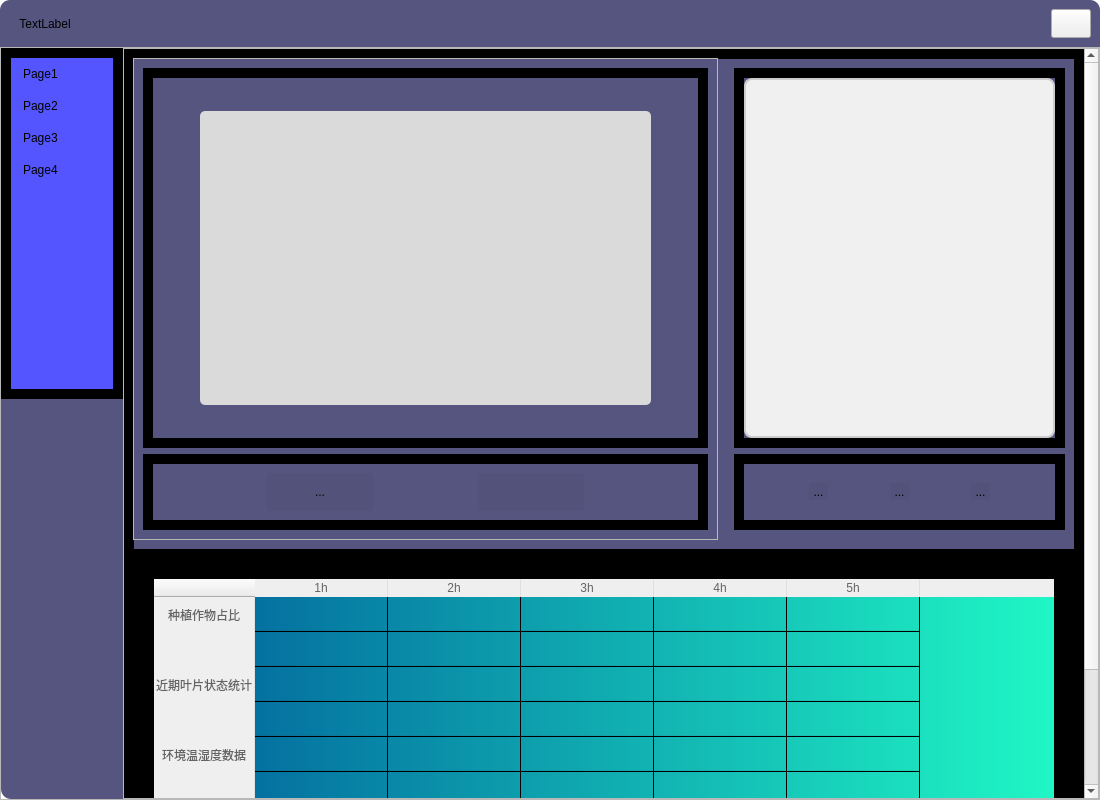
Qt form 上位机/PC/UI.ui (Akuma55532/project10_14) before a commit.
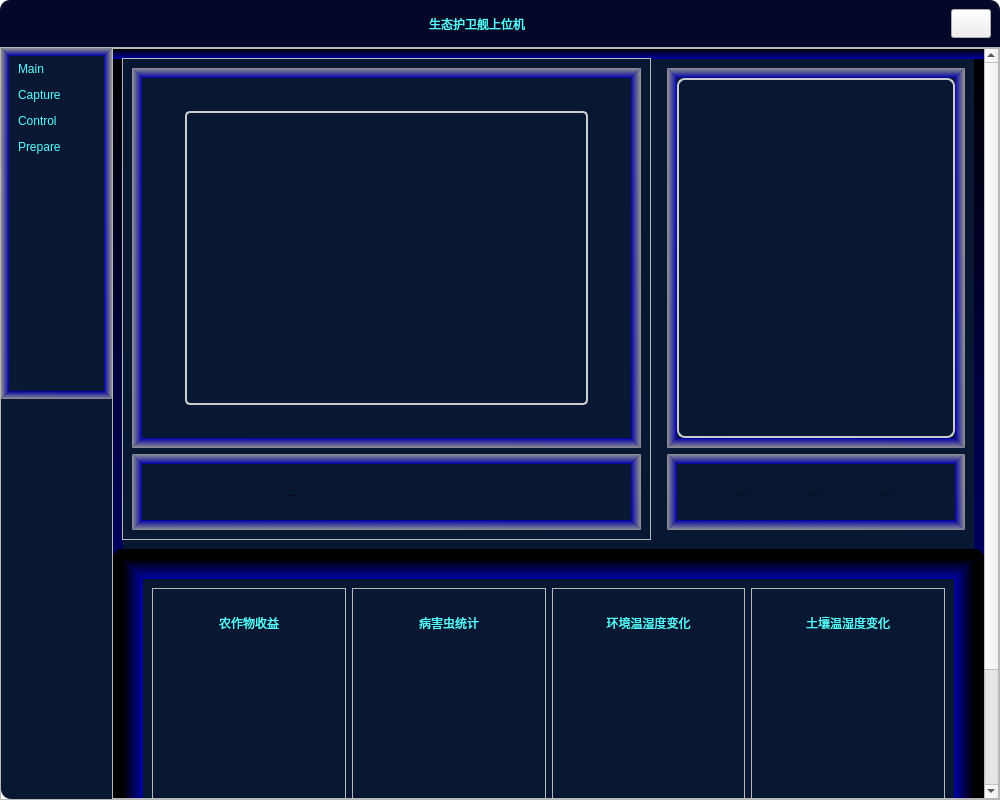
The same form after that commit. The open tabs and pages were chosen to show the change. Icons and pictures are not drawn.

Diff of the .ui file:
```diff
--- a/上位机/PC/UI.ui
+++ b/上位机/PC/UI.ui
@@ -9,7 +9,7 @@
    <rect>
     <x>0</x>
     <y>0</y>
-    <width>1100</width>
+    <width>1000</width>
     <height>800</height>
    </rect>
   </property>
@@ -21,13 +21,13 @@
   </property>
   <property name="minimumSize">
    <size>
-    <width>1100</width>
+    <width>1000</width>
     <height>800</height>
    </size>
   </property>
   <property name="maximumSize">
    <size>
-    <width>1100</width>
+    <width>1000</width>
     <height>800</height>
    </size>
   </property>
@@ -43,7 +43,7 @@
 border-bottom-left-radius:10px;
 }</string>
   </property>
-  <layout class="QVBoxLayout" name="verticalLayout" stretch="1,20">
+  <layout class="QVBoxLayout" name="verticalLayout" stretch="0,20">
    <property name="spacing">
     <number>0</number>
    </property>
@@ -64,7 +64,13 @@
      <property name="styleSheet">
       <string notr="true">QFrame{
 	
-	background-color: rgb(85, 85, 127);
+	
+	
+	
+	
+	
+	
+	background-color:#030829;
 border-top-left-radius:10px;
 border-top-right-radius:10px;
 border-bottom-right-radius:0px;
@@ -77,7 +83,7 @@
      <property name="frameShadow">
       <enum>QFrame::Raised</enum>
      </property>
-     <layout class="QHBoxLayout" name="horizontalLayout_4" stretch="1,1,100,0">
+     <layout class="QHBoxLayout" name="horizontalLayout_4" stretch="1,1,1,0">
       <item>
        <spacer name="horizontalSpacer">
         <property name="orientation">
@@ -95,11 +101,16 @@
        <widget class="QLabel" name="Label_time">
         <property name="styleSheet">
          <string notr="true">QLabel#Label_time{
-	font: 9pt &quot;Lucida Handwriting&quot;;
+	
+	font: 12pt &quot;微软雅黑&quot;;
+	
+	
+	
+	color: rgb(85, 255, 255);
 }</string>
         </property>
         <property name="text">
-         <string>TextLabel</string>
+         <string>生态护卫舰上位机</string>
         </property>
         <property name="alignment">
          <set>Qt::AlignCenter</set>
@@ -121,6 +132,12 @@
       </item>
       <item>
        <widget class="QPushButton" name="Button_delete">
+        <property name="sizePolicy">
+         <sizepolicy hsizetype="Preferred" vsizetype="Fixed">
+          <horstretch>0</horstretch>
+          <verstretch>0</verstretch>
+         </sizepolicy>
+        </property>
         <property name="minimumSize">
          <size>
           <width>33</width>
@@ -214,7 +231,16 @@
           <property name="styleSheet">
            <string notr="true">QFrame#Frame_changeForm{ 
 	
-	background-color: rgb(85, 85, 127);
+	
+	background-color: #081832;
+border-top-color: qlineargradient(spread:pad, x1:0, y1:0, x2:0, y2:1, stop:0 rgba(146, 146, 146, 255), stop:1 rgba(0, 0, 166, 255));
+	
+	border-bottom-color: qlineargradient(spread:pad, x1:0, y1:1, x2:0.0284091, y2:0, stop:0 rgba(146, 146, 146, 255), stop:1 rgba(0, 0, 166, 255));
+
+	
+	border-right-color: qlineargradient(spread:pad, x1:1, y1:0.931818, x2:0, y2:1, stop:0 rgba(146, 146, 146, 255), stop:1 rgba(0, 0, 166, 255));
+
+	border-left-color: qlineargradient(spread:pad, x1:0, y1:0.977273, x2:1, y2:1, stop:0 rgba(146, 146, 146, 255), stop:1 rgba(0, 0, 166, 255));
 	border-top-left-radius:0px;
 	border-top-right-radius:0px;
 	border-bottom-right-radius:0px;
@@ -256,20 +282,28 @@
              </property>
              <property name="styleSheet">
               <string notr="true">QListWidget {
-	border: 10px solid;
+	border: 8px solid;
 	
-	background-color: rgb(85, 85, 255);
+	background-color: #081832;
 	
-	font: 12pt &quot;Lucida Handwriting&quot;;
-	border-top-color: qlineargradient(spread:pad, x1:0, y1:0.091, x2:0, y2:1, stop:0 rgba(85, 85, 255， 255), stop:1 rgba(255, 255, 255, 255));
-	border-left-color: qlineargradient(spread:pad, x1:0, y1:0, x2:1, y2:0.017, stop:0 rgba(85, 85, 255， 255), stop:1 rgba(255, 255, 255, 255));
-	border-right-color: qlineargradient(spread:pad, x1:1, y1:0, x2:0, y2:0, stop:0 rgba(85, 85, 255， 255), stop:1 rgba(255, 255, 255, 255));
-	border-bottom-color: qlineargradient(spread:pad, x1:0, y1:1, x2:0, y2:0, stop:0 rgba(85, 85, 255， 255), stop:1 rgba(255, 255, 255, 255));
+	color: rgb(85, 255, 255);
+	
+	font: 12pt &quot;微软雅黑&quot;;
+	
+	
+	border-top-color: qlineargradient(spread:pad, x1:0, y1:0, x2:0, y2:1, stop:0 rgba(146, 146, 146, 255), stop:1 rgba(0, 0, 166, 255));
+	
+	border-bottom-color: qlineargradient(spread:pad, x1:0, y1:1, x2:0.0284091, y2:0, stop:0 rgba(146, 146, 146, 255), stop:1 rgba(0, 0, 166, 255));
+
+	
+	border-right-color: qlineargradient(spread:pad, x1:1, y1:0.931818, x2:0, y2:1, stop:0 rgba(146, 146, 146, 255), stop:1 rgba(0, 0, 166, 255));
+
+	border-left-color: qlineargradient(spread:pad, x1:0, y1:0.977273, x2:1, y2:1, stop:0 rgba(146, 146, 146, 255), stop:1 rgba(0, 0, 166, 255));
 	
 }
 QListView::item{
 	background-color: transparent;
-	padding:9px;
+	padding:6px;
 }
 QListView::item:hover {
 	background-color: rgb(230, 230, 230);
@@ -282,7 +316,7 @@
              </property>
              <item>
               <property name="text">
-               <string>Page1</string>
+               <string>Main</string>
               </property>
               <property name="icon">
                <iconset resource="resource.qrc">
@@ -291,7 +325,7 @@
              </item>
              <item>
               <property name="text">
-               <string>Page2</string>
+               <string>Capture</string>
               </property>
               <property name="icon">
                <iconset resource="resource.qrc">
@@ -300,7 +334,7 @@
              </item>
              <item>
               <property name="text">
-               <string>Page3</string>
+               <string>Control</string>
               </property>
               <property name="icon">
                <iconset resource="resource.qrc">
@@ -309,7 +343,7 @@
              </item>
              <item>
               <property name="text">
-               <string>Page4</string>
+               <string>Prepare</string>
               </property>
               <property name="icon">
                <iconset resource="resource.qrc">
@@ -374,28 +408,28 @@
 }
 QWidget#page_1{ 
 	
-	background-color: rgb(85, 85, 127);
+	background-color: #081832;
 	border-top-left-radius:0px;
 	border-top-right-radius:0px;
 	border-bottom-right-radius:10px;
 	border-bottom-left-radius:10px;
 }
 QWidget#page_2{ 
-	background-color: rgb(85, 85, 127);
+	background-color: #081832;
 	border-top-left-radius:0px;
 	border-top-right-radius:0px;
 	border-bottom-right-radius:10px;
 	border-bottom-left-radius:10px;
 }
 QWidget#page_3{ 
-	background-color: rgb(85, 85, 127);
+	background-color: #081832;
 	border-top-left-radius:0px;
 	border-top-right-radius:0px;
 	border-bottom-right-radius:10px;
 	border-bottom-left-radius:10px;
 }
 QWidget#page_4{ 
-	background-color: rgb(85, 85, 127);
+	background-color: #081832;
 	border-top-left-radius:0px;
 	border-top-right-radius:0px;
 	border-bottom-right-radius:10px;
@@ -453,19 +487,18 @@
                    <rect>
                     <x>0</x>
                     <y>0</y>
-                    <width>955</width>
-                    <height>890</height>
+                    <width>1150</width>
+                    <height>1147</height>
                    </rect>
                   </property>
                   <property name="styleSheet">
                    <string notr="true">QWidget#scroll_Page1 {
 	
-	background-color: rgb(85, 85, 127);
+	
+	background-color: #081832;;
 	border: 10px solid;
-	border-top-color: qlineargradient(spread:pad, x1:0, y1:0.091, x2:0, y2:1, stop:0 rgba(85, 85, 255， 255), stop:1 rgba(255, 255, 255, 255));
-	border-left-color: qlineargradient(spread:pad, x1:0, y1:0, x2:1, y2:0.017, stop:0 rgba(85, 85, 255， 255), stop:1 rgba(255, 255, 255, 255));
-	border-right-color: qlineargradient(spread:pad, x1:1, y1:0, x2:0, y2:0, stop:0 rgba(85, 85, 255， 255), stop:1 rgba(255, 255, 255, 255));
-	border-bottom-color: qlineargradient(spread:pad, x1:0, y1:1, x2:0, y2:0, stop:0 rgba(85, 85, 255， 255), stop:1 rgba(255, 255, 255, 255));
+	
+	border-color: qlineargradient(spread:pad, x1:0, y1:0, x2:0, y2:1, stop:0 rgba(0, 0, 0, 255), stop:1 rgba(0, 0, 166, 255));
 }</string>
                   </property>
                   <layout class="QVBoxLayout" name="verticalLayout_3">
@@ -525,12 +558,17 @@
                             <string notr="true">QFrame#frame_3{
 	border: 10px solid;
 	
-	border-top-color: qlineargradient(spread:pad, x1:0, y1:1, x2:0, y2:0, stop:0 rgba(85, 85, 255， 255), stop:1 rgba(255, 255, 255, 255));
 	
+ background-color: #081832;;
+
+	border-top-color: qlineargradient(spread:pad, x1:0, y1:0, x2:0, y2:1, stop:0 rgba(146, 146, 146, 255), stop:1 rgba(0, 0, 166, 255));
 	
-	border-right-color: qlineargradient(spread:pad, x1:0, y1:0, x2:1, y2:0.017, stop:0 rgba(85, 85, 255， 255), stop:1 rgba(255, 255, 255, 255));
-	border-left-color: qlineargradient(spread:pad, x1:1, y1:0, x2:0, y2:0, stop:0 rgba(85, 85, 255， 255), stop:1 rgba(255, 255, 255, 255));
-	border-bottom-color: qlineargradient(spread:pad, x1:0, y1:0.091, x2:0, y2:1, stop:0 rgba(85, 85, 255， 255), stop:1 rgba(255, 255, 255, 255));
+	border-bottom-color: qlineargradient(spread:pad, x1:0, y1:1, x2:0.0284091, y2:0, stop:0 rgba(146, 146, 146, 255), stop:1 rgba(0, 0, 166, 255));
+
+	
+	border-right-color: qlineargradient(spread:pad, x1:1, y1:0.931818, x2:0, y2:1, stop:0 rgba(146, 146, 146, 255), stop:1 rgba(0, 0, 166, 255));
+
+	border-left-color: qlineargradient(spread:pad, x1:0, y1:0.977273, x2:1, y2:1, stop:0 rgba(146, 146, 146, 255), stop:1 rgba(0, 0, 166, 255));
 
 }</string>
                            </property>
@@ -584,7 +622,10 @@
                              <widget class="QLabel" name="Label_camera">
                               <property name="styleSheet">
                                <string notr="true">QLabel#Label_camera{
-	background-color: rgb(218, 218, 218);
+	background-color: #081832;
+/* 边框 */
+    border: 2px solid #cccccc; /* 灰色边框，宽度2px */
+    border-radius: 8px;        /* 圆角边框，半径8px */
 	border-top-left-radius:5px;
 	border-top-right-radius:5px;
 	border-bottom-right-radius:5px;
@@ -621,12 +662,15 @@
                             <string notr="true">QFrame#frame_4{
 	border: 10px solid;
 	
-	border-top-color: qlineargradient(spread:pad, x1:0, y1:1, x2:0, y2:0, stop:0 rgba(85, 85, 255， 255), stop:1 rgba(255, 255, 255, 255));
+	background-color: #081832;
+	border-top-color: qlineargradient(spread:pad, x1:0, y1:0, x2:0, y2:1, stop:0 rgba(146, 146, 146, 255), stop:1 rgba(0, 0, 166, 255));
 	
+	border-bottom-color: qlineargradient(spread:pad, x1:0, y1:1, x2:0.0284091, y2:0, stop:0 rgba(146, 146, 146, 255), stop:1 rgba(0, 0, 166, 255));
+
 	
-	border-right-color: qlineargradient(spread:pad, x1:0, y1:0, x2:1, y2:0.017, stop:0 rgba(85, 85, 255， 255), stop:1 rgba(255, 255, 255, 255));
-	border-left-color: qlineargradient(spread:pad, x1:1, y1:0, x2:0, y2:0, stop:0 rgba(85, 85, 255， 255), stop:1 rgba(255, 255, 255, 255));
-	border-bottom-color: qlineargradient(spread:pad, x1:0, y1:0.091, x2:0, y2:1, stop:0 rgba(85, 85, 255， 255), stop:1 rgba(255, 255, 255, 255));
+	border-right-color: qlineargradient(spread:pad, x1:1, y1:0.931818, x2:0, y2:1, stop:0 rgba(146, 146, 146, 255), stop:1 rgba(0, 0, 166, 255));
+
+	border-left-color: qlineargradient(spread:pad, x1:0, y1:0.977273, x2:1, y2:1, stop:0 rgba(146, 146, 146, 255), stop:1 rgba(0, 0, 166, 255));
 }</string>
                            </property>
                            <property name="frameShape">
@@ -799,12 +843,15 @@
                             <string notr="true">QFrame#frame_7{
 	border: 10px solid;
 	
-	border-top-color: qlineargradient(spread:pad, x1:0, y1:1, x2:0, y2:0, stop:0 rgba(85, 85, 255， 255), stop:1 rgba(255, 255, 255, 255));
 	
+	border-top-color: qlineargradient(spread:pad, x1:0, y1:0, x2:0, y2:1, stop:0 rgba(146, 146, 146, 255), stop:1 rgba(0, 0, 166, 255));
 	
-	border-right-color: qlineargradient(spread:pad, x1:0, y1:0, x2:1, y2:0.017, stop:0 rgba(85, 85, 255， 255), stop:1 rgba(255, 255, 255, 255));
-	border-left-color: qlineargradient(spread:pad, x1:1, y1:0, x2:0, y2:0, stop:0 rgba(85, 85, 255， 255), stop:1 rgba(255, 255, 255, 255));
-	border-bottom-color: qlineargradient(spread:pad, x1:0, y1:0.091, x2:0, y2:1, stop:0 rgba(85, 85, 255， 255), stop:1 rgba(255, 255, 255, 255));
+	border-bottom-color: qlineargradient(spread:pad, x1:0, y1:1, x2:0.0284091, y2:0, stop:0 rgba(146, 146, 146, 255), stop:1 rgba(0, 0, 166, 255));
+
+	
+	border-right-color: qlineargradient(spread:pad, x1:1, y1:0.931818, x2:0, y2:1, stop:0 rgba(146, 146, 146, 255), stop:1 rgba(0, 0, 166, 255));
+
+	border-left-color: qlineargradient(spread:pad, x1:0, y1:0.977273, x2:1, y2:1, stop:0 rgba(146, 146, 146, 255), stop:1 rgba(0, 0, 166, 255));
 }</string>
                            </property>
                            <property name="frameShape">
@@ -834,7 +881,7 @@
                               <property name="styleSheet">
                                <string notr="true">QLabel {
     /* 背景颜色 */
-    background-color: #f0f0f0; /* 浅灰色背景 */
+    background-color: #081832;
     
     /* 边框 */
     border: 2px solid #cccccc; /* 灰色边框，宽度2px */
@@ -882,12 +929,15 @@
                             <string notr="true">QFrame#frame_8{
 border: 10px solid;
 	
-	border-top-color: qlineargradient(spread:pad, x1:0, y1:1, x2:0, y2:0, stop:0 rgba(85, 85, 255， 255), stop:1 rgba(255, 255, 255, 255));
+		background-color: #081832;
+	border-top-color: qlineargradient(spread:pad, x1:0, y1:0, x2:0, y2:1, stop:0 rgba(146, 146, 146, 255), stop:1 rgba(0, 0, 166, 255));
 	
+	border-bottom-color: qlineargradient(spread:pad, x1:0, y1:1, x2:0.0284091, y2:0, stop:0 rgba(146, 146, 146, 255), stop:1 rgba(0, 0, 166, 255));
+
 	
-	border-right-color: qlineargradient(spread:pad, x1:0, y1:0, x2:1, y2:0.017, stop:0 rgba(85, 85, 255， 255), stop:1 rgba(255, 255, 255, 255));
-	border-left-color: qlineargradient(spread:pad, x1:1, y1:0, x2:0, y2:0, stop:0 rgba(85, 85, 255， 255), stop:1 rgba(255, 255, 255, 255));
-	border-bottom-color: qlineargradient(spread:pad, x1:0, y1:0.091, x2:0, y2:1, stop:0 rgba(85, 85, 255， 255), stop:1 rgba(255, 255, 255, 255));
+	border-right-color: qlineargradient(spread:pad, x1:1, y1:0.931818, x2:0, y2:1, stop:0 rgba(146, 146, 146, 255), stop:1 rgba(0, 0, 166, 255));
+
+	border-left-color: qlineargradient(spread:pad, x1:0, y1:0.977273, x2:1, y2:1, stop:0 rgba(146, 146, 146, 255), stop:1 rgba(0, 0, 166, 255));
 }</string>
                            </property>
                            <property name="frameShape">
@@ -988,10 +1038,8 @@
 background-color: transparent;
 border-radius: 10px;
 border: 10px solid;
-	border-top-color: qlineargradient(spread:pad, x1:0, y1:0.091, x2:0, y2:1, stop:0 rgba(85, 85, 255， 255), stop:1 rgba(255, 255, 255, 255));
-	border-left-color: qlineargradient(spread:pad, x1:0, y1:0, x2:1, y2:0.017, stop:0 rgba(85, 85, 255， 255), stop:1 rgba(255, 255, 255, 255));
-	border-right-color: qlineargradient(spread:pad, x1:1, y1:0, x2:0, y2:0, stop:0 rgba(85, 85, 255， 255), stop:1 rgba(255, 255, 255, 255));
-	border-bottom-color: qlineargradient(spread:pad, x1:0, y1:1, x2:0, y2:0, stop:0 rgba(85, 85, 255， 255), stop:1 rgba(255, 255, 255, 255));
+	
+	border-color: rgb(0, 0, 0);
 }</string>
                      </property>
                      <property name="frameShape">
@@ -1014,200 +1062,144 @@
                        <number>0</number>
                       </property>
                       <item>
-                       <widget class="QTableWidget" name="tableWidget">
-                        <property name="mouseTracking">
-                         <bool>true</bool>
-                        </property>
-                        <property name="tabletTracking">
-                         <bool>false</bool>
-                        </property>
-                        <property name="layoutDirection">
-                         <enum>Qt::LeftToRight</enum>
-                        </property>
+                       <widget class="QFrame" name="frame_10">
                         <property name="styleSheet">
-                         <string notr="true">QTableWidget{
-	text-align: center;
-	font: 9pt &quot;Arial&quot;;
-	color: rgb(15, 15, 15);
-	border-radius:0px;
-	selection-color: rgb(11, 11, 11);
-	selection-background-color:  rgb(235, 235, 235);
-	
-	
-	background-color: qlineargradient(spread:pad, x1:0, y1:0, x2:1, y2:0, stop:0 rgba(0, 93, 155, 255), stop:1 rgba(32, 250, 198, 255));
-
+                         <string notr="true">QFrame#frame_10{
 	border: 20px solid;
 	
-	border-top-color: qlineargradient(spread:pad, x1:0, y1:1, x2:0, y2:0, stop:0 rgba(85, 85, 255， 255), stop:1 rgba(255, 255, 255, 255));
-	color: rgb(142, 255, 251);
-	border-right-color: qlineargradient(spread:pad, x1:0, y1:0, x2:1, y2:0.017, stop:0 rgba(85, 85, 255， 255), stop:1 rgba(255, 255, 255, 255));
-	border-left-color: qlineargradient(spread:pad, x1:1, y1:0, x2:0, y2:0, stop:0 rgba(85, 85, 255， 255), stop:1 rgba(255, 255, 255, 255));
-	border-bottom-color: qlineargradient(spread:pad, x1:0, y1:0.091, x2:0, y2:1, stop:0 rgba(85, 85, 255， 255), stop:1 rgba(255, 255, 255, 255));
-
-
+	
+	background-color: #081832;
+	border-top-color: qlineargradient(spread:pad, x1:0, y1:0, x2:0, y2:1, stop:0 rgba(0, 0, 0, 255), stop:1 rgba(0, 0, 166, 255));
+	border-bottom-color: qlineargradient(spread:pad, x1:0, y1:1, x2:0, y2:0, stop:0 rgba(0, 0, 0, 255), stop:1 rgba(0, 0, 166, 255));
+	border-right-color: qlineargradient(spread:pad, x1:1, y1:1, x2:0, y2:1, stop:0 rgba(0, 0, 0, 255), stop:1 rgba(0, 0, 166, 255));
+	border-left-color: qlineargradient(spread:pad, x1:0, y1:1, x2:1, y2:1, stop:0 rgba(0, 0, 0, 255), stop:1 rgba(0, 0, 166, 255));
+	
 }
-QTableWidget::section{
-border-radius:10px;
-}
-QTableWidget:item{
-	border-bottom:1px solid rgba(50, 50, 50,20);
-}
-QHeaderView::section{
 
-border:none;
-color: rgb(100, 100, 100);
-border-right:1px solid rgba(50, 50, 50,20);
-}
-QTableWidget:item::hover {
-
-
-}
-QTableWidget:item::focus{
-}
-QTableWidget:!enabled
-{
-	background-color: rgb(85, 85, 127);
+QLabel{
+color: rgb(85, 255, 255);
 }</string>
                         </property>
-                        <attribute name="horizontalHeaderMinimumSectionSize">
-                         <number>30</number>
-                        </attribute>
-                        <attribute name="horizontalHeaderDefaultSectionSize">
-                         <number>133</number>
-                        </attribute>
-                        <attribute name="verticalHeaderDefaultSectionSize">
-                         <number>35</number>
-                        </attribute>
-                        <row>
-                         <property name="text">
-                          <string>种植作物占比</string>
-                         </property>
-                         <property name="textAlignment">
-                          <set>AlignCenter</set>
-                         </property>
-                         <property name="background">
-                          <color>
-                           <red>218</red>
-                           <green>218</green>
-                           <blue>218</blue>
-                          </color>
-                         </property>
-                        </row>
-                        <row>
-                         <property name="text">
-                          <string/>
-                         </property>
-                        </row>
-                        <row>
-                         <property name="text">
-                          <string>近期叶片状态统计</string>
-                         </property>
-                         <property name="textAlignment">
-                          <set>AlignCenter</set>
-                         </property>
-                         <property name="background">
-                          <color>
-                           <red>218</red>
-                           <green>218</green>
-                           <blue>218</blue>
-                          </color>
-                         </property>
-                        </row>
-                        <row>
-                         <property name="text">
-                          <string/>
-                         </property>
-                        </row>
-                        <row>
-                         <property name="text">
-                          <string>环境温湿度数据</string>
-                         </property>
-                         <property name="textAlignment">
-                          <set>AlignCenter</set>
-                         </property>
-                         <property name="background">
-                          <color>
-                           <red>218</red>
-                           <green>218</green>
-                           <blue>218</blue>
-                          </color>
-                         </property>
-                        </row>
-                        <row>
-                         <property name="text">
-                          <string/>
-                         </property>
-                        </row>
-                        <row>
-                         <property name="text">
-                          <string>土壤温湿度数据</string>
-                         </property>
-                         <property name="textAlignment">
-                          <set>AlignCenter</set>
-                         </property>
-                         <property name="background">
-                          <color>
-                           <red>218</red>
-                           <green>218</green>
-                           <blue>218</blue>
-                          </color>
-                         </property>
-                        </row>
-                        <row>
-                         <property name="text">
-                          <string/>
-                         </property>
-                        </row>
-                        <column>
-                         <property name="text">
-                          <string>1h</string>
-                         </property>
-                        </column>
-                        <column>
-                         <property name="text">
-                          <string>2h</string>
-                         </property>
-                        </column>
-                        <column>
-                         <property name="text">
-                          <string>3h</string>
-                         </property>
-                        </column>
-                        <column>
-                         <property name="text">
-                          <string>4h</string>
-                         </property>
-                        </column>
-                        <column>
-                         <property name="text">
-                          <string>5h</string>
-                         </property>
-                        </column>
-                        <item row="0" column="0">
-                         <property name="text">
-                          <string/>
-                         </property>
-                        </item>
-                        <item row="0" column="1">
-                         <property name="text">
-                          <string/>
-                         </property>
-                        </item>
-                        <item row="0" column="2">
-                         <property name="text">
-                          <string/>
-                         </property>
-                        </item>
-                        <item row="0" column="3">
-                         <property name="text">
-                          <string/>
-                         </property>
-                        </item>
-                        <item row="0" column="4">
-                         <property name="text">
-                          <string/>
-                         </property>
-                        </item>
+                        <property name="frameShape">
+                         <enum>QFrame::StyledPanel</enum>
+                        </property>
+                        <property name="frameShadow">
+                         <enum>QFrame::Raised</enum>
+                        </property>
+                        <layout class="QHBoxLayout" name="horizontalLayout_6" stretch="1,1,1,1">
+                         <item>
+                          <widget class="QFrame" name="frame_14">
+                           <property name="frameShape">
+                            <enum>QFrame::StyledPanel</enum>
+                           </property>
+                           <property name="frameShadow">
+                            <enum>QFrame::Raised</enum>
+                           </property>
+                           <layout class="QVBoxLayout" name="verticalLayout_10" stretch="1,4">
+                            <property name="bottomMargin">
+                             <number>50</number>
+                            </property>
+                            <item>
+                             <widget class="QLabel" name="label_9">
+                              <property name="text">
+                               <string>农作物收益</string>
+                              </property>
+                              <property name="alignment">
+                               <set>Qt::AlignCenter</set>
+                              </property>
+                             </widget>
+                            </item>
+                            <item>
+                             <widget class="QWidget" name="widget" native="true"/>
+                            </item>
+                           </layout>
+                          </widget>
+                         </item>
+                         <item>
+                          <widget class="QFrame" name="frame_13">
+                           <property name="frameShape">
+                            <enum>QFrame::StyledPanel</enum>
+                           </property>
+                           <property name="frameShadow">
+                            <enum>QFrame::Raised</enum>
+                           </property>
+                           <layout class="QVBoxLayout" name="verticalLayout_11" stretch="1,4">
+                            <property name="bottomMargin">
+                             <number>50</number>
+                            </property>
+                            <item>
+                             <widget class="QLabel" name="label_10">
+                              <property name="text">
+                               <string>病害虫统计</string>
+                              </property>
+                              <property name="alignment">
+                               <set>Qt::AlignCenter</set>
+                              </property>
+                             </widget>
+                            </item>
+                            <item>
+                             <widget class="QWidget" name="widget_2" native="true"/>
+                            </item>
+                           </layout>
+                          </widget>
+                         </item>
+                         <item>
+                          <widget class="QFrame" name="frame_12">
+                           <property name="frameShape">
+                            <enum>QFrame::StyledPanel</enum>
+                           </property>
+                           <property name="frameShadow">
+                            <enum>QFrame::Raised</enum>
+                           </property>
+                           <layout class="QVBoxLayout" name="verticalLayout_12" stretch="1,4">
+                            <property name="bottomMargin">
+                             <number>50</number>
+                            </property>
+                            <item>
+                             <widget class="QLabel" name="label_11">
+                              <property name="text">
+                               <string>环境温湿度变化</string>
+                              </property>
+                              <property name="alignment">
+                               <set>Qt::AlignCenter</set>
+                              </property>
+                             </widget>
+                            </item>
+                            <item>
+                             <widget class="QWidget" name="widget_3" native="true"/>
+                            </item>
+                           </layout>
+                          </widget>
+                         </item>
+                         <item>
+                          <widget class="QFrame" name="frame_11">
+                           <property name="frameShape">
+                            <enum>QFrame::StyledPanel</enum>
+                           </property>
+                           <property name="frameShadow">
+                            <enum>QFrame::Raised</enum>
+                           </property>
+                           <layout class="QVBoxLayout" name="verticalLayout_13" stretch="1,4">
+                            <property name="bottomMargin">
+                             <number>50</number>
+                            </property>
+                            <item>
+                             <widget class="QLabel" name="label_12">
+                              <property name="text">
+                               <string>土壤温湿度变化</string>
+                              </property>
+                              <property name="alignment">
+                               <set>Qt::AlignCenter</set>
+                              </property>
+                             </widget>
+                            </item>
+                            <item>
+                             <widget class="QWidget" name="widget_4" native="true"/>
+                            </item>
+                           </layout>
+                          </widget>
+                         </item>
+                        </layout>
                        </widget>
                       </item>
                      </layout>
@@ -1925,7 +1917,7 @@
 	font: 20px &quot;楷体&quot;;
 }</string>
               </property>
-              <layout class="QHBoxLayout" name="horizontalLayout_6">
+              <layout class="QVBoxLayout" name="verticalLayout_9" stretch="1,10">
                <item>
                 <widget class="QLabel" name="label">
                  <property name="styleSheet">
```
Left out of the diff: 285 changed lines with no effect on the pictures.
